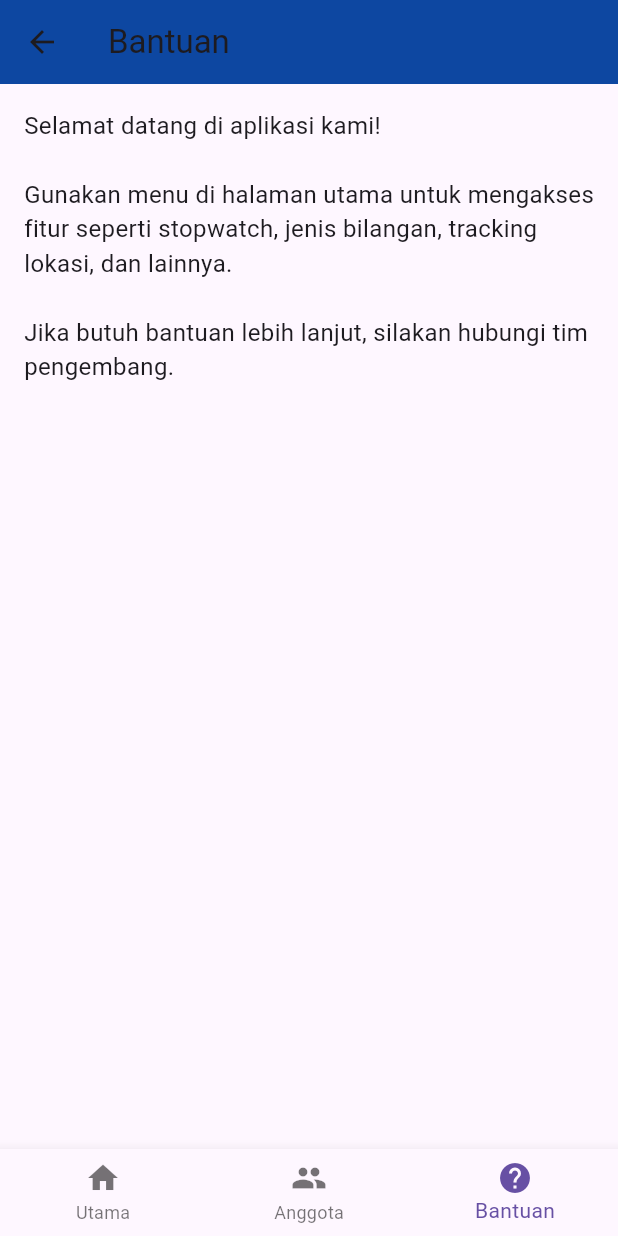
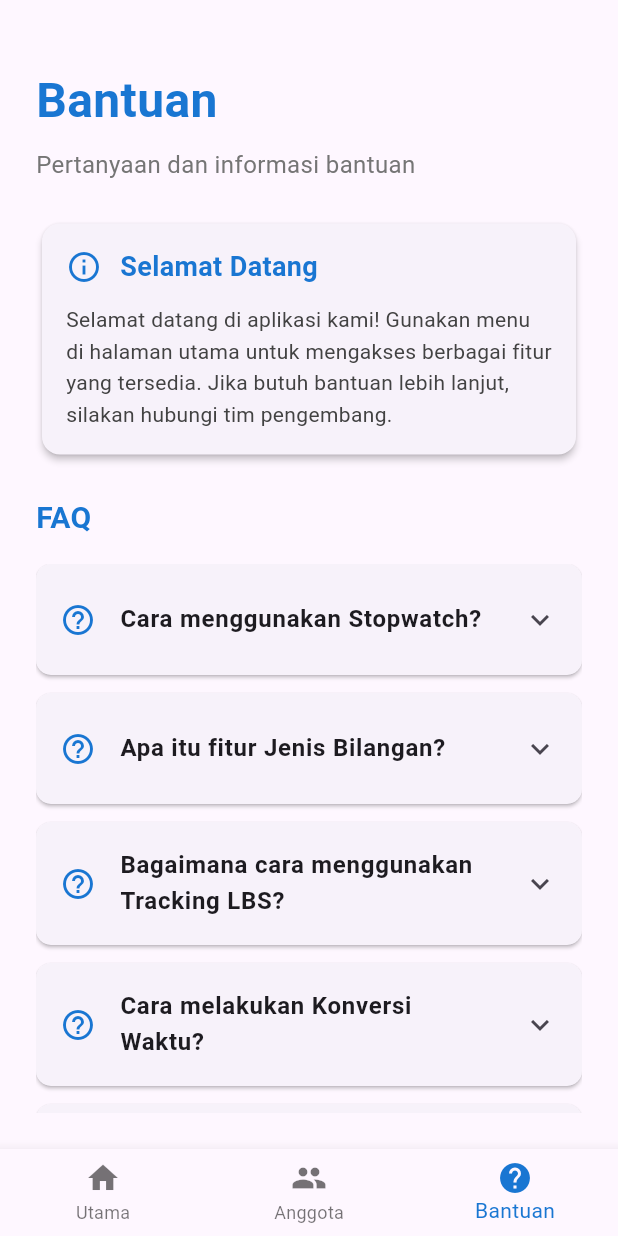
Before and after one commit to Arvidion/TPM_Tugas3, a Flutter app: the HelpPage screen opened by its route, on a phone screen of 412 x 824 dp. Run offline on Flutter 3.47's test engine with Material 3 defaults, Android fonts, the phone set to English and light mode, and no system bars; our stand-ins replace flutter_map, geolocator, latlong2, shared_preferences; accounts and stored records are empty.

Commit message:
Update help.dart

```diff
--- a/tugaskelompok/lib/help.dart
+++ b/tugaskelompok/lib/help.dart
@@ -5,22 +5,130 @@ class HelpPage extends StatelessWidget {
 
   @override
   Widget build(BuildContext context) {
+    // FAQ items with questions and answers
+    final List<Map<String, String>> faqItems = [
+      {
+        'question': 'Cara menggunakan Stopwatch?',
+        'answer': 'Buka menu Stopwatch dari halaman utama, lalu tekan tombol "Start" untuk memulai penghitungan waktu. Tekan "Stop" untuk menghentikan dan "Reset" untuk mengatur ulang waktu.'
+      },
+      {
+        'question': 'Apa itu fitur Jenis Bilangan?',
+        'answer': 'Fitur Jenis Bilangan memungkinkan Anda untuk mengidentifikasi jenis bilangan seperti bilangan prima, ganjil, genap, dan lainnya dari angka yang Anda masukkan.'
+      },
+      {
+        'question': 'Bagaimana cara menggunakan Tracking LBS?',
+        'answer': 'Buka menu Tracking LBS, izinkan akses lokasi pada perangkat Anda, dan aplikasi akan menampilkan lokasi Anda saat ini pada peta.'
+      },
+      {
+        'question': 'Cara melakukan Konversi Waktu?',
+        'answer': 'Masukkan waktu yang ingin dikonversi, pilih jenis konversi yang diinginkan (seperti dari Menit ke Jam), lalu tekan tombol "Konversi" untuk mendapatkan hasilnya.'
+      },
+      {
+        'question': 'Apa itu Situs Rekomendasi?',
+        'answer': 'Situs Rekomendasi adalah fitur yang menyediakan daftar situs web pilihan yang bermanfaat sesuai dengan kategori yang tersedia.'
+      },
+    ];
+
     return Scaffold(
-      appBar: AppBar(
-        title: Text("Bantuan"),
-        backgroundColor: Colors.blue[900],
-      ),
-      body: Padding(
-        padding: const EdgeInsets.all(16.0),
-        child: Text(
-          "Selamat datang di aplikasi kami!\n\n"
-          "Gunakan menu di halaman utama untuk mengakses fitur seperti stopwatch, jenis bilangan, tracking lokasi, dan lainnya.\n\n"
-          "Jika butuh bantuan lebih lanjut, silakan hubungi tim pengembang.",
-          style: TextStyle(fontSize: 16),
+      body: SafeArea(
+        child: Padding(
+          padding: const EdgeInsets.all(24.0),
+          child: Column(
+            crossAxisAlignment: CrossAxisAlignment.start,
+            children: [
+              const SizedBox(height: 20),
+              // Header section with style similar to homepage
+              Text(
+                'Bantuan',
+                style: TextStyle(
+                  fontSize: 32,
+                  fontWeight: FontWeight.bold,
+                  color: Colors.blue[700],
+                ),
+              ),
+              const SizedBox(height: 8),
+              Text(
+                'Pertanyaan dan informasi bantuan',
+                style: TextStyle(
+                  fontSize: 16,
+                  color: Colors.grey[600],
+                ),
+              ),
+              const SizedBox(height: 24),
+
+              // Welcome card
+              Card(
+                elevation: 2,
+                shape: RoundedRectangleBorder(
+                  borderRadius: BorderRadius.circular(12),
+                ),
+                child: Padding(
+                  padding: const EdgeInsets.all(16.0),
+                  child: Column(
+                    crossAxisAlignment: CrossAxisAlignment.start,
+                    children: [
+                      Row(
+                        children: [
+                          Icon(
+                            Icons.info_outline,
+                            size: 24,
+                            color: Colors.blue[700],
+                          ),
+                          const SizedBox(width: 12),
+                          Text(
+                            'Selamat Datang',
+                            style: TextStyle(
+                              fontSize: 18,
+                              fontWeight: FontWeight.bold,
+                              color: Colors.blue[700],
+                            ),
+                          ),
+                        ],
+                      ),
+                      const SizedBox(height: 12),
+                      Text(
+                        "Selamat datang di aplikasi kami! Gunakan menu di halaman utama untuk mengakses berbagai fitur yang tersedia. Jika butuh bantuan lebih lanjut, silakan hubungi tim pengembang.",
+                        style: TextStyle(
+                          fontSize: 14,
+                          height: 1.5,
+                          color: Colors.grey[800],
+                        ),
+                      ),
+                    ],
+                  ),
+                ),
+              ),
+
+              const SizedBox(height: 24),
+              Text(
+                'FAQ',
+                style: TextStyle(
+                  fontSize: 20,
+                  fontWeight: FontWeight.bold,
+                  color: Colors.blue[700],
+                ),
+              ),
+              const SizedBox(height: 16),
+
+              // FAQ list
+              Expanded(
+                child: ListView.builder(
+                  itemCount: faqItems.length,
+                  itemBuilder: (context, index) {
+                    return _buildFaqItem(
+                      faqItems[index]['question']!,
+                      faqItems[index]['answer']!,
+                    );
+                  },
+                ),
+              ),
+            ],
+          ),
         ),
       ),
       bottomNavigationBar: BottomNavigationBar(
-        currentIndex: 2,
+        currentIndex: 2, // Selected tab is Bantuan
+        selectedItemColor: Colors.blue[700],
         items: const [
           BottomNavigationBarItem(icon: Icon(Icons.home), label: 'Utama'),
           BottomNavigationBarItem(icon: Icon(Icons.group), label: 'Anggota'),
@@ -35,11 +143,47 @@ class HelpPage extends StatelessWidget {
               Navigator.pushReplacementNamed(context, '/members');
               break;
             case 2:
-              Navigator.pushReplacementNamed(context, '/help');
+              // Already on help page
               break;
           }
         },
       ),
     );
   }
+
+  Widget _buildFaqItem(String question, String answer) {
+    return Card(
+      margin: const EdgeInsets.only(bottom: 12),
+      elevation: 1,
+      shape: RoundedRectangleBorder(
+        borderRadius: BorderRadius.circular(10),
+      ),
+      child: ExpansionTile(
+        tilePadding: const EdgeInsets.symmetric(horizontal: 16, vertical: 8),
+        expandedAlignment: Alignment.topLeft,
+        childrenPadding: const EdgeInsets.only(left: 16, right: 16, bottom: 16),
+        title: Text(
+          question,
+          style: const TextStyle(
+            fontSize: 16,
+            fontWeight: FontWeight.w600,
+          ),
+        ),
+        leading: Icon(
+          Icons.help_outline,
+          color: Colors.blue[700],
+        ),
+        children: [
+          Text(
+            answer,
+            style: TextStyle(
+              fontSize: 14,
+              height: 1.5,
+              color: Colors.grey[800],
+            ),
+          ),
+        ],
+      ),
+    );
+  }
 }
```
